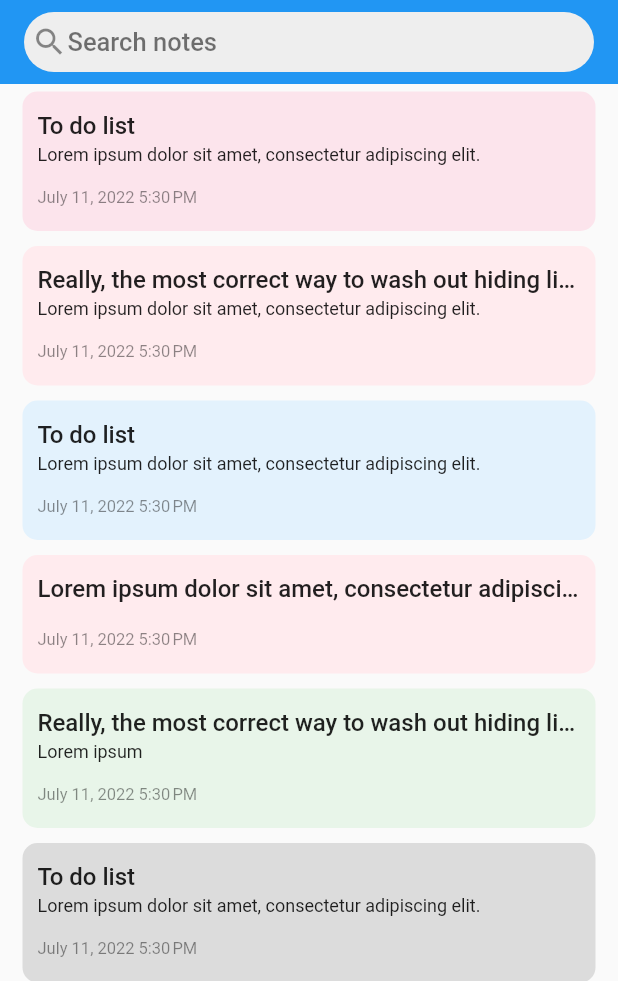
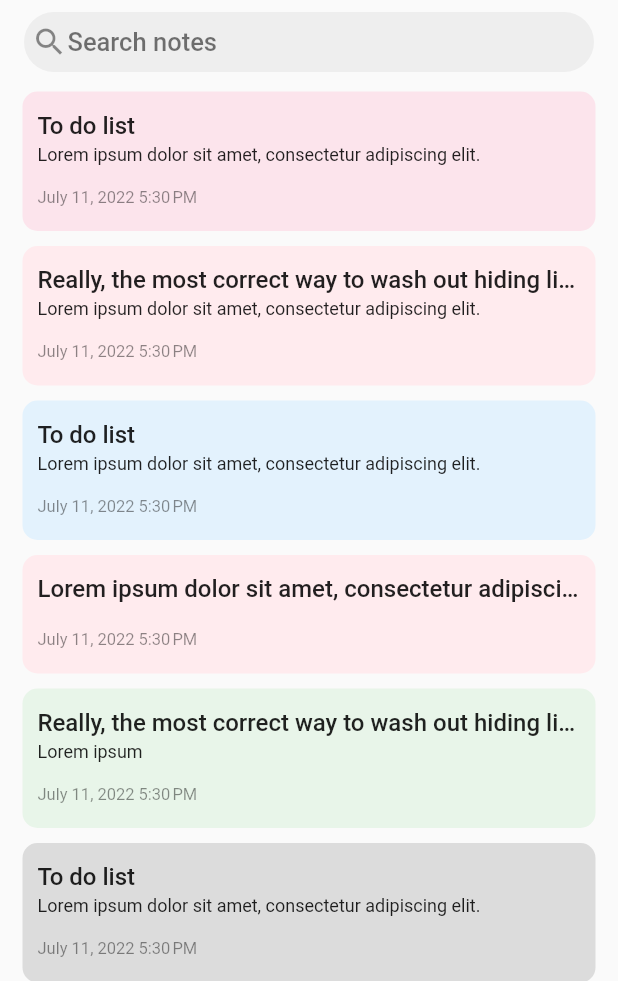
Before and after one commit to LordOlumide/notepad, a Flutter app: the screen it shows after launch, on a phone screen of 412 x 824 dp, the part 255-1236 px from its top. Run offline on Flutter 3.47's test engine with Material 2 defaults, Android fonts, the light colour scheme and no system bars; our stand-ins replace sqflite; accounts and stored records are empty.

Commit message:
provider added

```diff
--- a/lib/homepage/home_screen.dart
+++ b/lib/homepage/home_screen.dart
@@ -3,7 +3,6 @@ import 'package:notepad/dummy_db.dart';
 import 'package:notepad/homepage/visual_components/note_template.dart';
 
 class HomeScreen extends StatelessWidget {
-  final scrollController = ScrollController();
 
   @override
   Widget build(BuildContext context) {
@@ -23,16 +22,16 @@ class HomeScreen extends StatelessWidget {
             ),
           ),
 
-          // The ListView
+          // The ScrollView
           Expanded(
             child: CustomScrollView(
-              controller: scrollController,
               slivers: <Widget>[
-                // SearchBar container
+                // Floating appbar
                 SliverAppBar(
-                  backgroundColor: Colors.blue,
+                  backgroundColor: Colors.transparent,
                   floating: true,
-                  snap: true,
+                  elevation: 0,
+                  // SearchBar container
                   title: GestureDetector(
                     onTap: () {}, // Push to search screen
                     child: Container(
--- a/lib/main.dart
+++ b/lib/main.dart
@@ -1,5 +1,6 @@
 import 'package:flutter/material.dart';
 import 'package:notepad/homepage/home_screen.dart';
+import 'package:provider/provider.dart';
 
 void main() {
   runApp(NotepadApp());
--- a/pubspec.yaml
+++ b/pubspec.yaml
@@ -15,6 +15,7 @@ dependencies:
   intl: ^0.17.0
   sqflite: ^2.0.3
   path: ^1.8.2
+  provider:
 
 dev_dependencies:
   flutter_test:
```
Also changed, not shown: pubspec.lock.
